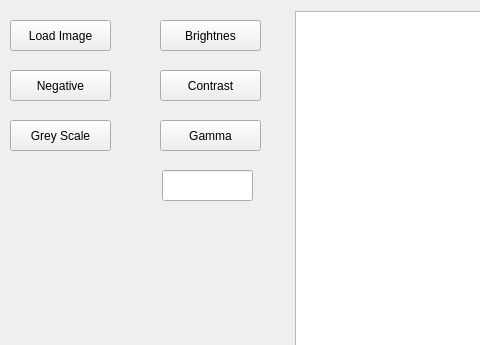
Before: the Qt Designer form mainwindowqt.ui in rozman123/MyImageProccesingApp, drawn with Qt 5; both pictures show x 0 to 480 and y 0 to 345 of the 1227 by 600 pixel window.
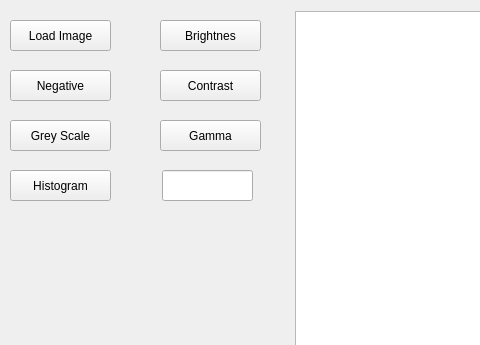
After: the same form once the commit is applied.

Commit message: just added button to the ui, nothing more

Diff of the .ui file:
```diff
--- a/mainwindowqt.ui
+++ b/mainwindowqt.ui
@@ -125,6 +125,19 @@
      </rect>
     </property>
    </widget>
+   <widget class="QPushButton" name="histogram">
+    <property name="geometry">
+     <rect>
+      <x>10</x>
+      <y>170</y>
+      <width>101</width>
+      <height>31</height>
+     </rect>
+    </property>
+    <property name="text">
+     <string>Histogram</string>
+    </property>
+   </widget>
   </widget>
   <widget class="QMenuBar" name="menubar">
    <property name="geometry">
```
The commit also changes 12 other files.
